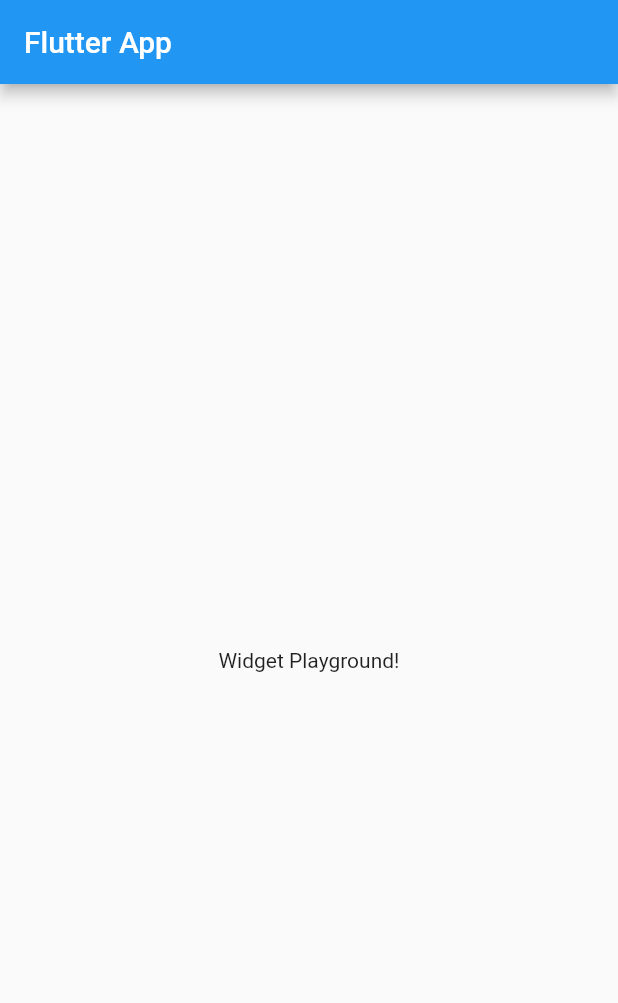
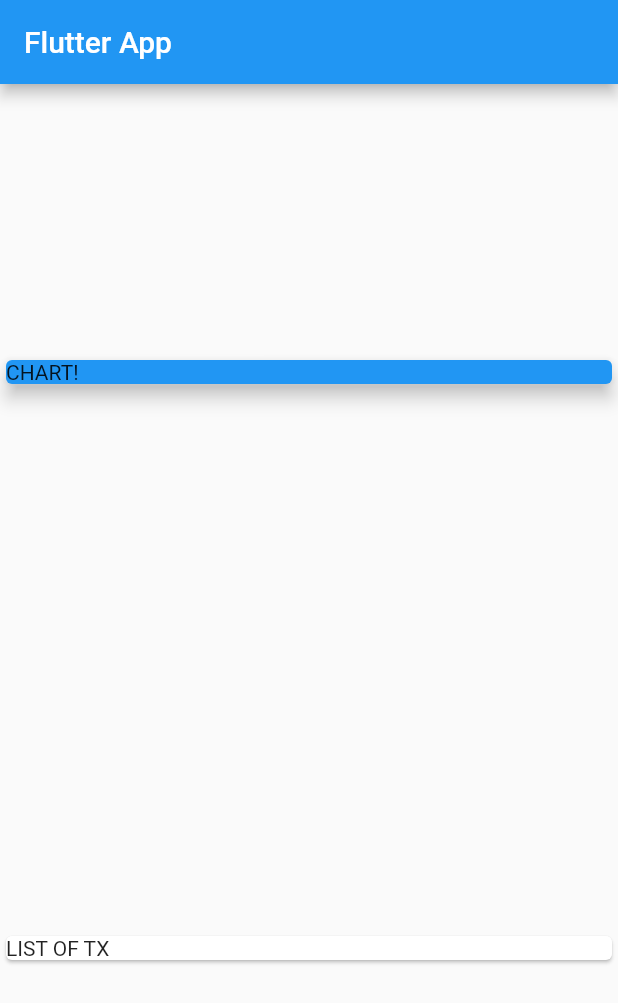
Before and after one commit to zagalapawel/personal_expenses_app, a Flutter app: the screen it shows after launch, on a phone screen of 412 x 824 dp. Shown: the top 1003 px of the screen. Run offline on Flutter 3.47's test engine with Material 2 defaults, Android fonts, the phone set to English and light mode, and no system bars.

```diff
--- a/lib/main.dart
+++ b/lib/main.dart
@@ -1,4 +1,6 @@
 import 'package:flutter/material.dart';
+
+import './transaction.dart';
 
 void main() => runApp(MyApp());
 
@@ -13,14 +15,43 @@ class MyApp extends StatelessWidget {
 }
 
 class MyHomePage extends StatelessWidget {
+  final List<Transaction> transactions = [
+    Transaction(
+      id: 't1',
+      title: 'Shoes',
+      amount: 59.99,
+      date: DateTime.now(),
+    ),
+    Transaction(
+      id: 't2',
+      title: 'Axe',
+      amount: 80.67,
+      date: DateTime.now(),
+    ),
+  ];
+
   @override
   Widget build(BuildContext context) {
     return Scaffold(
       appBar: AppBar(
         title: Text('Flutter App'),
       ),
-      body: Center(
-        child: Text('Widget Playground!'),
+      body: Column(
+        mainAxisAlignment: MainAxisAlignment.spaceAround,
+        crossAxisAlignment: CrossAxisAlignment.stretch,
+        children: <Widget>[
+          Container(
+            width: double.infinity,
+            child: Card(
+              color: Colors.blue,
+              child: Text("CHART!"),
+              elevation: 5,
+            ),
+          ),
+          Card(
+            child: Text("LIST OF TX"),
+          )
+        ],
       ),
     );
   }
--- /dev/null
+++ b/lib/transaction.dart
@@ -0,0 +1,15 @@
+import 'package:flutter/foundation.dart';
+
+class Transaction {
+  final String id;
+  final String title;
+  final double amount;
+  final DateTime date;
+
+  Transaction({
+    @required this.id,
+    @required this.title,
+    @required this.amount,
+    @required this.date,
+  });
+}
```
Also changed, not shown: 1 other file.
